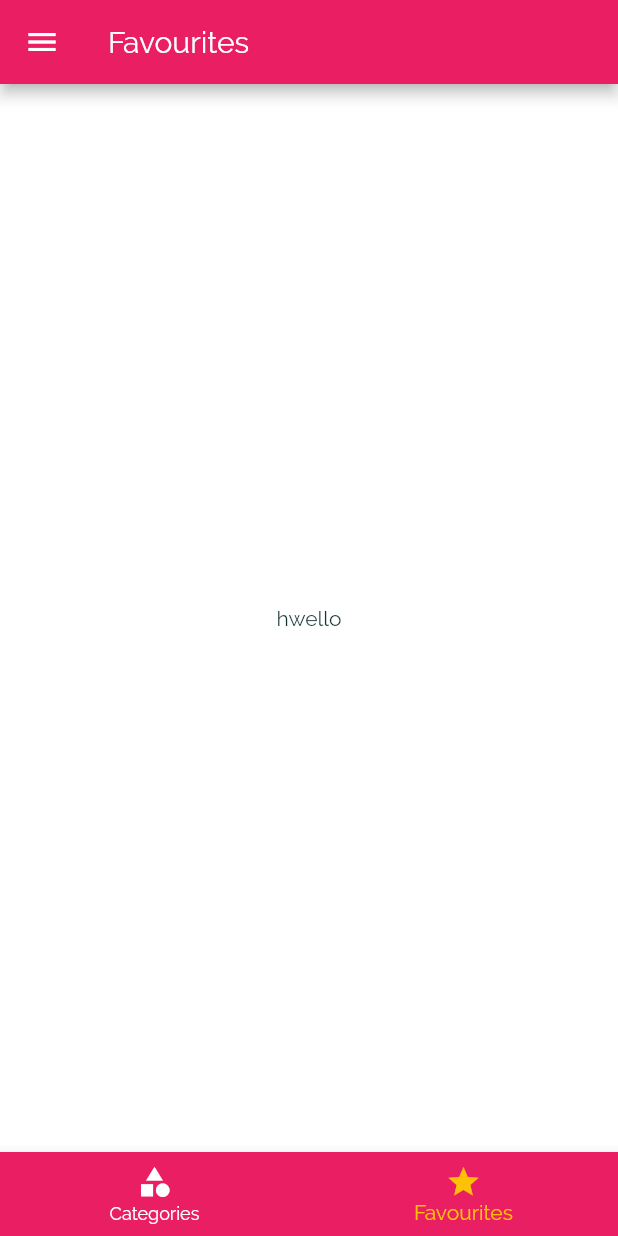
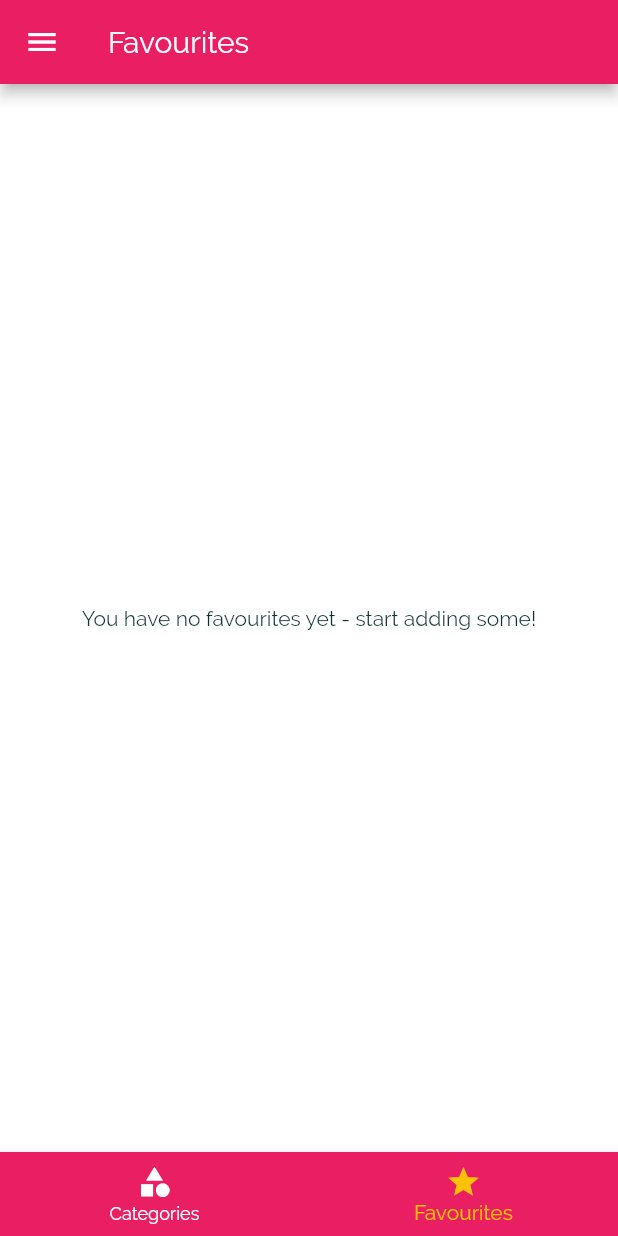
Before and after one commit to jaypatankar/meals-app, a Flutter app: the screen it shows after launch, item 2 of the bottom bar chosen, on a phone screen of 412 x 824 dp. Run offline on Flutter 3.47's test engine with Material 2 defaults, Android fonts, the phone set to English and light mode, and no system bars.

Commit message:
Initiliazing Favourites

```diff
--- a/lib/main.dart
+++ b/lib/main.dart
@@ -25,6 +25,7 @@ class _MyAppState extends State<MyApp> {
   };
 
   List<Meal> _availableMeals = DUMMY_MEALS;
+  List<Meal> _favouriteMeals = [];
 
   void _setFilters(Map<String, bool> filterData) {
     setState(() {
@@ -47,6 +48,24 @@ class _MyAppState extends State<MyApp> {
     });
   }
 
+  void _toggleFavourite(String mealId) {
+    final existingIndex =
+        _favouriteMeals.indexWhere((meal) => meal.id == meal.id);
+    if (existingIndex >= 0) {
+      setState(() {
+        _favouriteMeals.removeAt(existingIndex);
+      });
+    } else {
+      _favouriteMeals.add(
+        DUMMY_MEALS.firstWhere((meal) => meal.id == meal.id),
+      );
+    }
+  }
+
+  bool _isMealFavourite(String id) {
+    return _favouriteMeals.any((meal) => meal.id == id);
+  }
+
   @override
   Widget build(BuildContext context) {
     return MaterialApp(
@@ -67,11 +86,12 @@ class _MyAppState extends State<MyApp> {
       initialRoute: '/',
       routes: {
         // '/categories' :your-page.com/categories
-        '/': (ctx) => TabsScreen(),
+        '/': (ctx) => TabsScreen(_favouriteMeals),
         // '/category-meals': (ctx) => CategoryMealsScreen()
         CategoryMealsScreen.routeName: (ctx) =>
             CategoryMealsScreen(_availableMeals),
-        MealDetailScreen.routeName: (ctx) => MealDetailScreen(),
+        MealDetailScreen.routeName: (ctx) =>
+            MealDetailScreen(_toggleFavourite, _isMealFavourite),
         FiltersScreen.routeName: (ctx) => FiltersScreen(_filters, _setFilters),
       },
       // ignore: missing_return
--- a/lib/screens/category_meals_screen.dart
+++ b/lib/screens/category_meals_screen.dart
@@ -59,7 +59,7 @@ class _CategoryMealsScreenState extends State<CategoryMealsScreen> {
               duration: displayedMeals[index].duration,
               complexity: displayedMeals[index].complexity,
               affordability: displayedMeals[index].affordability,
-              removeItem: _removeMeal,
+              // removeItem: _removeMeal,
             );
           },
           itemCount: displayedMeals.length,
--- a/lib/screens/favourites_screen.dart
+++ b/lib/screens/favourites_screen.dart
@@ -1,10 +1,33 @@
 import 'package:flutter/material.dart';
+import 'package:meals_app/models/meal.dart';
+import 'package:meals_app/widgets/meal_item.dart';
 
 class FavouritesScreen extends StatelessWidget {
   // const FavouritesScreen({ Key? key }) : super(key: key);
 
+  final List<Meal> favouriteMeals;
+
+  FavouritesScreen(this.favouriteMeals);
+
   @override
   Widget build(BuildContext context) {
-    return Center(child: Text("hwello"));
+    if (favouriteMeals.isEmpty) {
+      return Center(
+          child: Text("You have no favourites yet - start adding some!"));
+    } else {
+      return ListView.builder(
+        itemBuilder: (ctx, index) {
+          return MealItem(
+            id: favouriteMeals[index].id,
+            title: favouriteMeals[index].title,
+            imageUrl: favouriteMeals[index].imageUrl,
+            duration: favouriteMeals[index].duration,
+            complexity: favouriteMeals[index].complexity,
+            affordability: favouriteMeals[index].affordability,
+          );
+        },
+        itemCount: favouriteMeals.length,
+      );
+    }
   }
 }
--- a/lib/screens/tabs_screen.dart
+++ b/lib/screens/tabs_screen.dart
@@ -1,4 +1,5 @@
 import 'package:flutter/material.dart';
+import 'package:meals_app/models/meal.dart';
 import 'package:meals_app/screens/categories_screen.dart';
 import 'package:meals_app/widgets/main_drawer.dart';
 import '../screens/categories_screen.dart';
@@ -7,6 +8,10 @@ import '../screens/favourites_screen.dart';
 class TabsScreen extends StatefulWidget {
   // const TabsScreen({ Key? key }) : super(key: key);
 
+  final List<Meal> faouriteMeals;
+
+  TabsScreen(this.faouriteMeals);
+
   @override
   _TabsScreenState createState() => _TabsScreenState();
 }
@@ -14,11 +19,18 @@ class TabsScreen extends StatefulWidget {
 //----------  Bottom Navigation Bar  ----------//
 
 class _TabsScreenState extends State<TabsScreen> {
-  final List<Map<String, Object>> _pages = [
-    {'page': CategoriesScreen(), 'title': 'Categories'},
-    {'page': FavouritesScreen(), 'title': 'Favourites'}
-  ];
+  List<Map<String, Object>> _pages;
   int _selectedPageIndex = 0;
+
+  @override
+  void initState() {
+    // TODO: implement initState
+    _pages = [
+      {'page': CategoriesScreen(), 'title': 'Categories'},
+      {'page': FavouritesScreen(widget.faouriteMeals), 'title': 'Favourites'}
+    ];
+    super.initState();
+  }
 
   void _selectPage(int index) {
     setState(() {
--- a/lib/widgets/meal_item.dart
+++ b/lib/widgets/meal_item.dart
@@ -10,7 +10,7 @@ class MealItem extends StatelessWidget {
   final int duration;
   final Complexity complexity;
   final Affordability affordability;
-  final Function removeItem;
+  // final Function removeItem;
 
   MealItem({
     @required this.id,
@@ -19,14 +19,14 @@ class MealItem extends StatelessWidget {
     @required this.duration,
     @required this.complexity,
     @required this.affordability,
-    @required this.removeItem,
+    // @required this.removeItem,
   });
 
   void selectMeal(BuildContext context) {
     Navigator.of(context)
         .pushNamed(MealDetailScreen.routeName, arguments: id)
         .then((result) => {
-              if (removeItem != null) {removeItem(result)}
+              // if (result != null) {removeItem(result)}
             });
   }
 
```
Also changed, not shown: lib/screens/meal_detail_screen.dart (+8 -4 lines).
